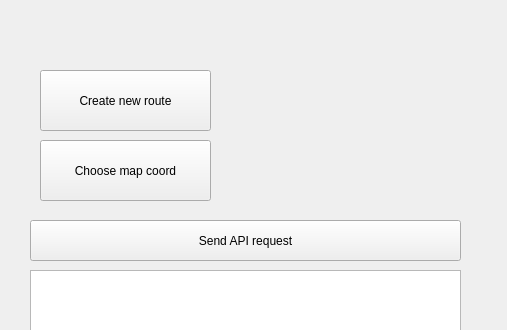
Old version of the form transition_qgis_dockwidget_base.ui in the repository chairemobilite/transition_qgis; both pictures show x 0 to 507 and y 0 to 330 of the 507 by 903 pixel window.
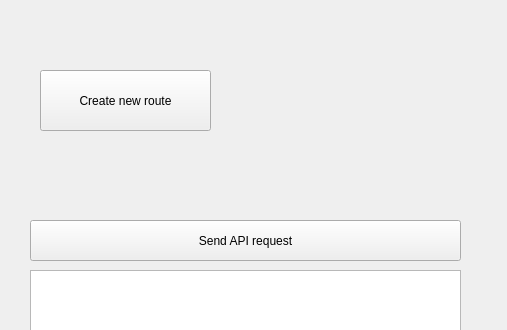
New version of the form.

Commit message: remove coord button

What changed in the file:
```diff
--- a/transition_qgis_dockwidget_base.ui
+++ b/transition_qgis_dockwidget_base.ui
@@ -75,19 +75,6 @@
     <string>Create new route</string>
    </property>
   </widget>
-  <widget class="QPushButton" name="mapButton">
-   <property name="geometry">
-    <rect>
-     <x>40</x>
-     <y>140</y>
-     <width>171</width>
-     <height>61</height>
-    </rect>
-   </property>
-   <property name="text">
-    <string>Choose map coord</string>
-   </property>
-  </widget>
  </widget>
  <resources/>
  <connections/>
```
